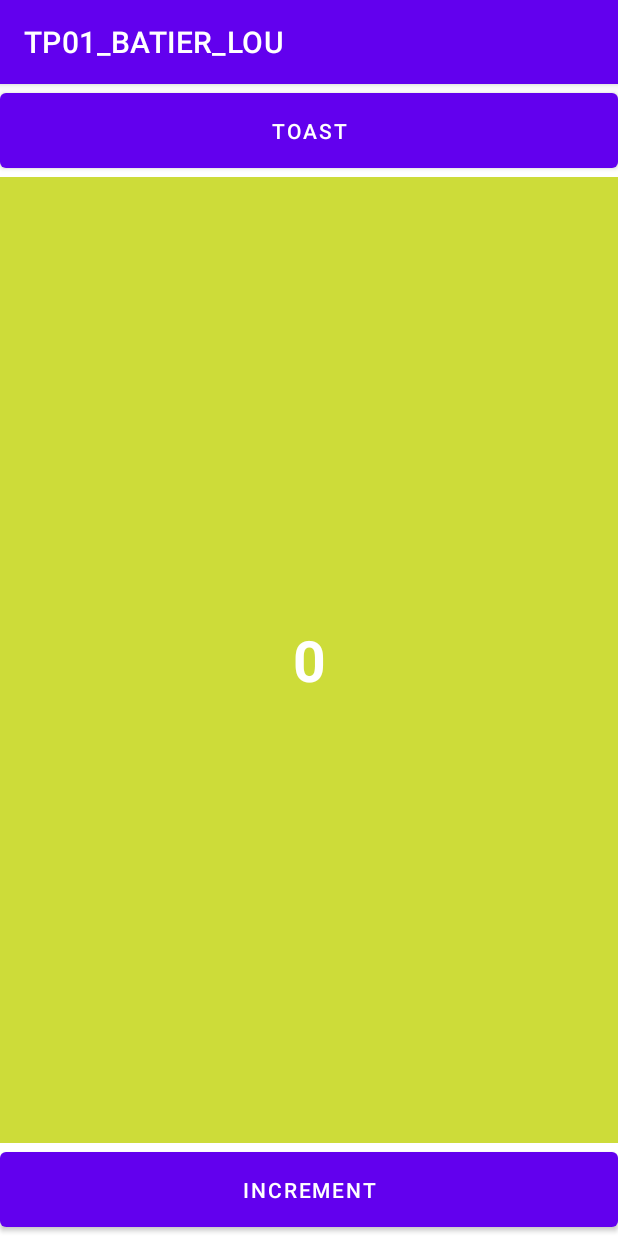
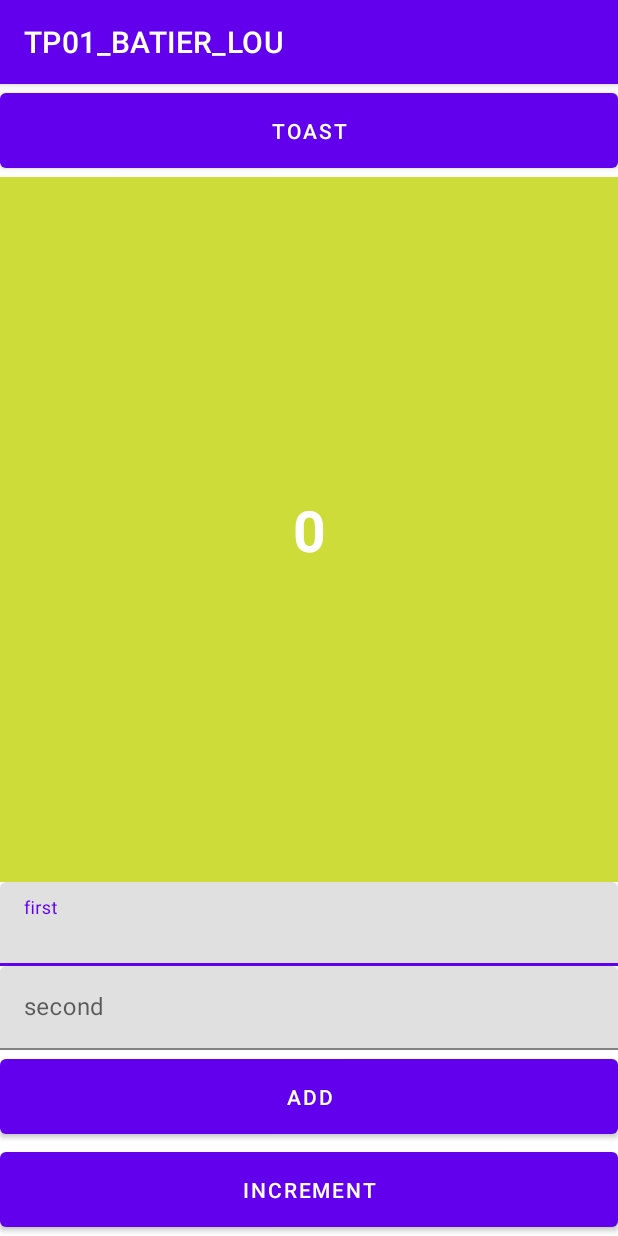
Before and after one commit to loubatier/TP01-Android, an Android app: the screen it shows after launch (MainActivity), on a phone screen of 412 x 824 dp. Run offline under Robolectric (Android 15) with nearby library versions, the phone set to English and light mode, and no system bars.

Commit message:
ViewBinding & Two terms addition

```diff
--- a/app/build.gradle
+++ b/app/build.gradle
@@ -22,6 +22,11 @@ android {
             proguardFiles getDefaultProguardFile('proguard-android-optimize.txt'), 'proguard-rules.pro'
         }
     }
+
+    buildFeatures {
+        viewBinding true
+    }
+
     compileOptions {
         sourceCompatibility JavaVersion.VERSION_1_8
         targetCompatibility JavaVersion.VERSION_1_8
--- a/app/src/main/java/com/batierlou/tp01/MainActivity.java
+++ b/app/src/main/java/com/batierlou/tp01/MainActivity.java
@@ -4,45 +4,58 @@ import androidx.appcompat.app.AppCompatActivity;
 
 import android.annotation.SuppressLint;
 import android.os.Bundle;
+import android.util.Log;
 import android.view.View;
 import android.widget.Button;
 import android.widget.TextView;
 import android.widget.Toast;
 
+import com.batierlou.tp01.databinding.ActivityMainBinding;
+
 public class MainActivity extends AppCompatActivity {
 
-    private Button toastButton;
-    private Button incButton;
-    private TextView counterTextView;
     private Integer counter;
+    private Double firstTerm;
+    private Double secondTerm;
+    private Double result;
+    private ActivityMainBinding binding;
 
     @Override
     protected void onCreate(Bundle savedInstanceState) {
         super.onCreate(savedInstanceState);
-        setContentView(R.layout.activity_main);
+        binding = ActivityMainBinding.inflate(getLayoutInflater());
+        setContentView(binding.getRoot());
         initViews();
     }
 
     private void initViews() {
-        toastButton = findViewById(R.id.toastButton);
-        incButton = findViewById(R.id.incButton);
-        counterTextView = findViewById(R.id.counterTextView);
         counter = 0;
 
-        incButton.setOnClickListener(new View.OnClickListener() {
-            @SuppressLint("SetTextI18n")
-            @Override
-            public void onClick(View view) {
-                counter += 1;
-                counterTextView.setText(counter.toString());
-            }
-        });
-
-        toastButton.setOnClickListener(new View.OnClickListener() {
+        binding.toastButton.setOnClickListener(new View.OnClickListener() {
             @Override
             public void onClick(View view) {
                 Toast.makeText(MainActivity.this, counter.toString(), Toast.LENGTH_SHORT).show();
             }
         });
+
+        binding.incButton.setOnClickListener(new View.OnClickListener() {
+            @SuppressLint("SetTextI18n")
+            @Override
+            public void onClick(View view) {
+                counter += 1;
+                binding.counterTextView.setText(counter.toString());
+            }
+        });
+
+        binding.addButton.setOnClickListener(new View.OnClickListener() {
+            @Override
+            public void onClick(View view) {
+                firstTerm = Double.parseDouble(String.valueOf(binding.firstTerm.getText()));
+                secondTerm = Double.parseDouble(String.valueOf(binding.secondTerm.getText()));
+                result = firstTerm + secondTerm;
+
+                binding.counterTextView.setText(result.toString());
+            }
+        });
     }
 }
--- a/app/src/main/res/layout/activity_main.xml
+++ b/app/src/main/res/layout/activity_main.xml
@@ -26,7 +26,7 @@
         android:textColor="#FFFFFF"
         android:textSize="38sp"
         android:textStyle="bold"
-        app:layout_constraintBottom_toTopOf="@+id/incButton"
+        app:layout_constraintBottom_toTopOf="@+id/textInputLayout"
         app:layout_constraintEnd_toEndOf="parent"
         app:layout_constraintStart_toStartOf="parent"
         app:layout_constraintTop_toBottomOf="@+id/toastButton" />
@@ -41,4 +41,47 @@
         app:layout_constraintEnd_toEndOf="parent"
         app:layout_constraintStart_toStartOf="parent" />
 
+    <Button
+        android:id="@+id/addButton"
+        android:layout_width="0dp"
+        android:layout_height="wrap_content"
+        android:padding="15dp"
+        android:text="@string/addButton"
+        app:layout_constraintBottom_toTopOf="@+id/incButton"
+        app:layout_constraintEnd_toEndOf="parent"
+        app:layout_constraintHorizontal_bias="0.0"
+        app:layout_constraintStart_toStartOf="parent" />
+
+    <com.google.android.material.textfield.TextInputLayout
+        android:id="@+id/textInputLayout"
+        android:layout_width="0dp"
+        android:layout_height="wrap_content"
+        app:layout_constraintBottom_toTopOf="@+id/textInputLayout2"
+        app:layout_constraintEnd_toEndOf="parent"
+        app:layout_constraintStart_toStartOf="parent">
+
+        <com.google.android.material.textfield.TextInputEditText
+            android:id="@+id/firstTerm"
+            android:layout_width="match_parent"
+            android:layout_height="wrap_content"
+            android:hint="@string/textFieldFirst"
+            android:inputType="number" />
+    </com.google.android.material.textfield.TextInputLayout>
+
+    <com.google.android.material.textfield.TextInputLayout
+        android:id="@+id/textInputLayout2"
+        android:layout_width="0dp"
+        android:layout_height="wrap_content"
+        app:layout_constraintBottom_toTopOf="@+id/addButton"
+        app:layout_constraintEnd_toEndOf="parent"
+        app:layout_constraintStart_toStartOf="parent">
+
+        <com.google.android.material.textfield.TextInputEditText
+            android:id="@+id/secondTerm"
+            android:layout_width="match_parent"
+            android:layout_height="wrap_content"
+            android:hint="@string/textFieldSecond"
+            android:inputType="number" />
+    </com.google.android.material.textfield.TextInputLayout>
+
 </androidx.constraintlayout.widget.ConstraintLayout>
--- a/app/src/main/res/values/strings.xml
+++ b/app/src/main/res/values/strings.xml
@@ -3,4 +3,7 @@
     <string name="toastButton">Toast</string>
     <string name="incrementButton">Increment</string>
     <string name="counter">0</string>
+    <string name="textFieldFirst">first</string>
+    <string name="textFieldSecond">second</string>
+    <string name="addButton">Add</string>
 </resources>
```
